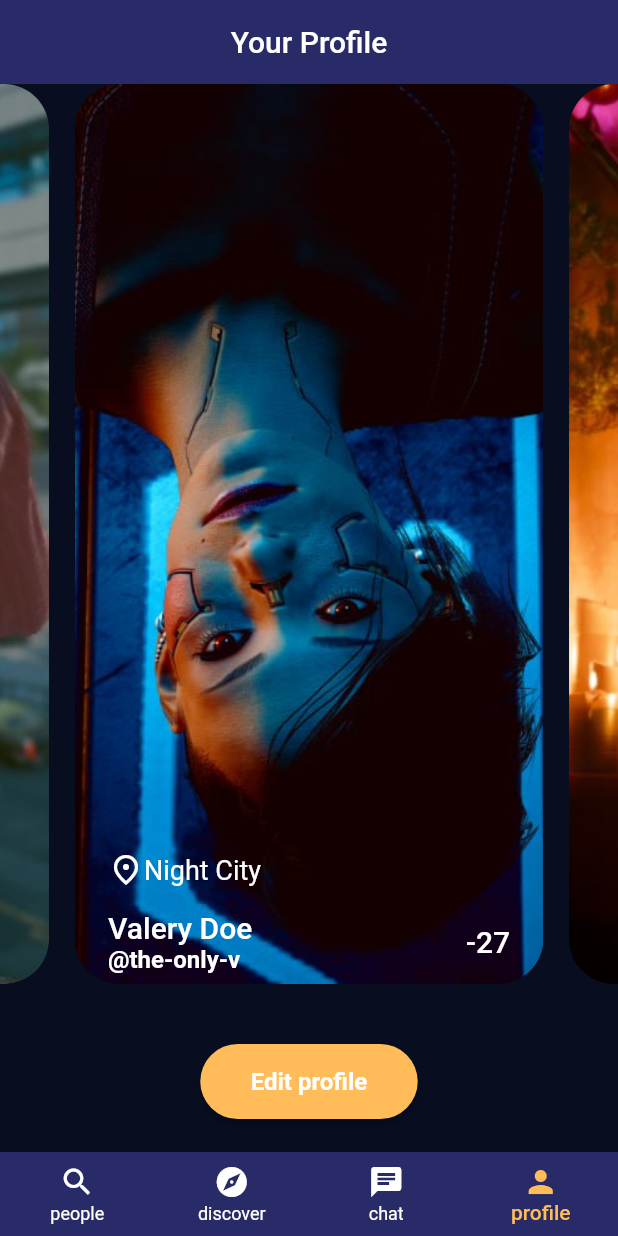
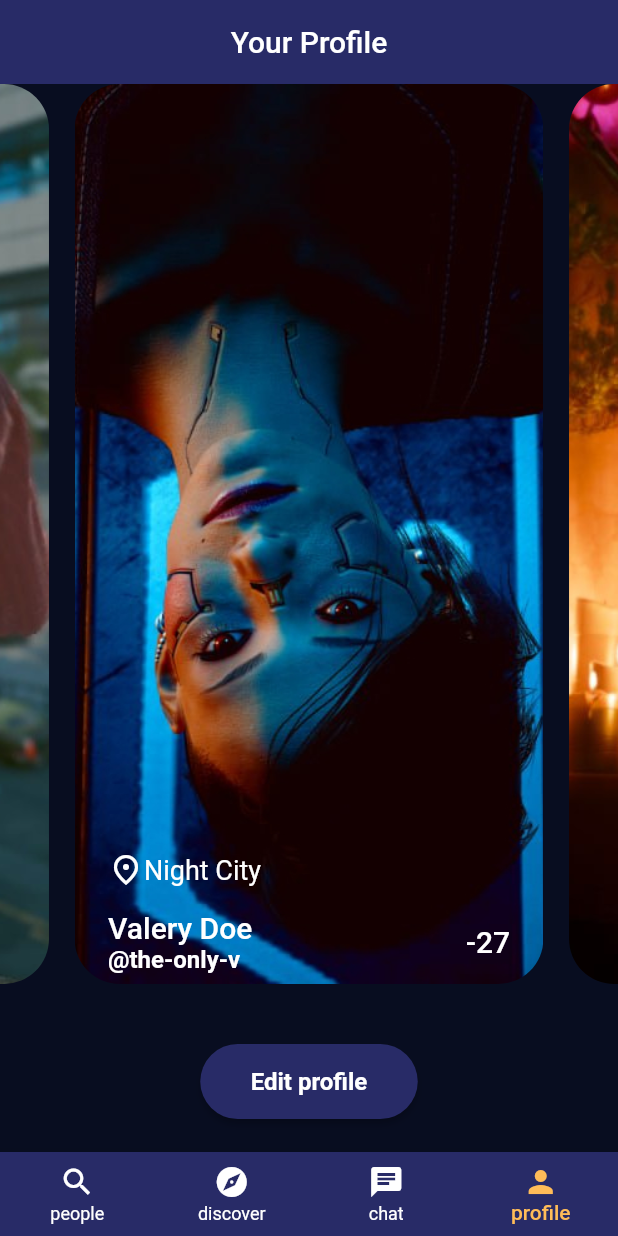
Before and after one commit to Maiter-Diploma-Work/maiter-mobile, a Flutter app: the AmicaScaffold screen opened by its route, item 4 of the bottom bar chosen, on a phone screen of 412 x 824 dp. Run offline on Flutter 3.47's test engine with Material 2 defaults, Android fonts, the phone set to English and light mode, and no system bars; drawn by our look-alikes of carousel_slider; our stand-ins replace dotted_border, file_picker, go_router; accounts and stored records are empty.

Commit message:
refactor: minor fixes

```diff
--- a/lib/src/screens/user_search_profile_view/user_profile_detailed_view/user_profile_detailed.dart
+++ b/lib/src/screens/user_search_profile_view/user_profile_detailed_view/user_profile_detailed.dart
@@ -116,6 +116,7 @@ class _UserProfileDetailedState extends State<UserProfileDetailed> {
         children: [
           const Gap(verticalGap: 16, horizontalGap: 0),
           AmicaButton(
+            color: Theme.of(context).colorScheme.primary,
             onPressed: () => context.go('/profile/edit-menu'),
             text: 'Edit profile',
           ),
@@ -130,16 +131,7 @@ class _UserProfileDetailedState extends State<UserProfileDetailed> {
     return Stack(
       children: [
         CarouselSlider(
-          items: List.from(
-            assetImages.map(
-              (e) => ClipRRect(
-                borderRadius: const BorderRadius.all(
-                  Radius.circular(30),
-                ),
-                child: Image.asset(e, fit: BoxFit.contain),
-              ),
-            ),
-          ),
+          items: _carouselElemenets,
           options: CarouselOptions(
             height: 600,
             enlargeCenterPage: false,
@@ -161,6 +153,30 @@ class _UserProfileDetailedState extends State<UserProfileDetailed> {
           ),
         )
       ],
+    );
+  }
+
+  List<Widget> get _carouselElemenets {
+    if (widget.profile.photos == null) {
+      return [
+        ClipRRect(
+          borderRadius: const BorderRadius.all(
+            Radius.circular(30),
+          ),
+          child: Image.asset(widget.profile.photo, fit: BoxFit.contain),
+        ),
+      ];
+    }
+
+    return List.from(
+      widget.profile.photos!.map(
+        (e) => ClipRRect(
+          borderRadius: const BorderRadius.all(
+            Radius.circular(30),
+          ),
+          child: Image.asset(e, fit: BoxFit.contain),
+        ),
+      ),
     );
   }
 
```
